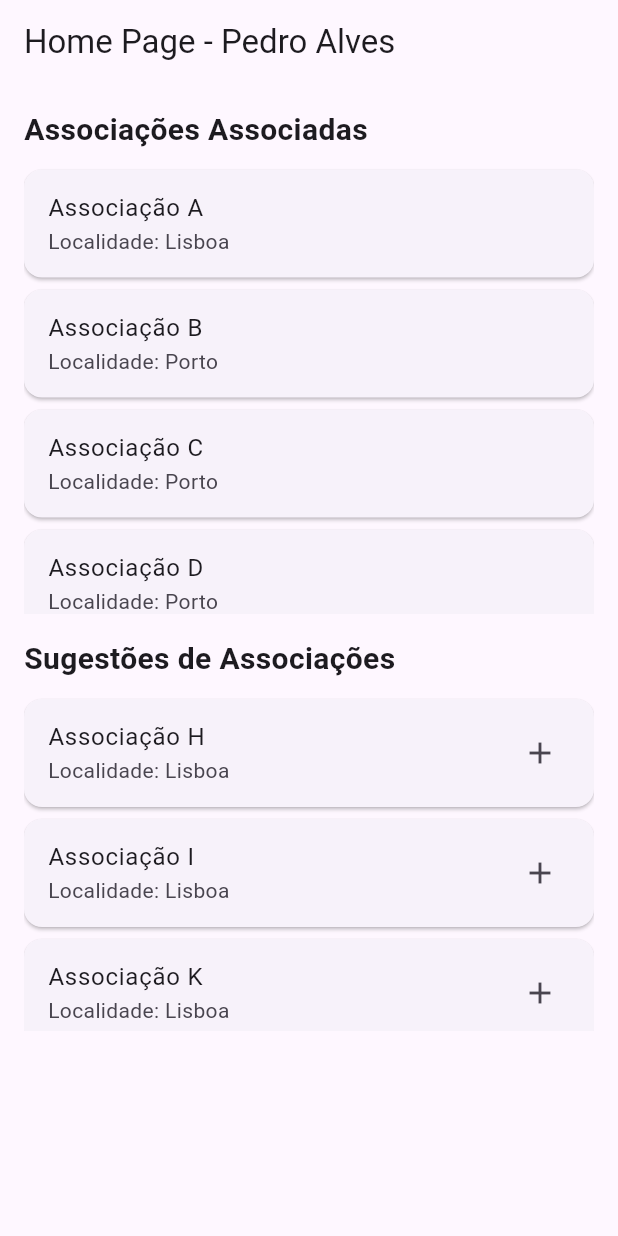
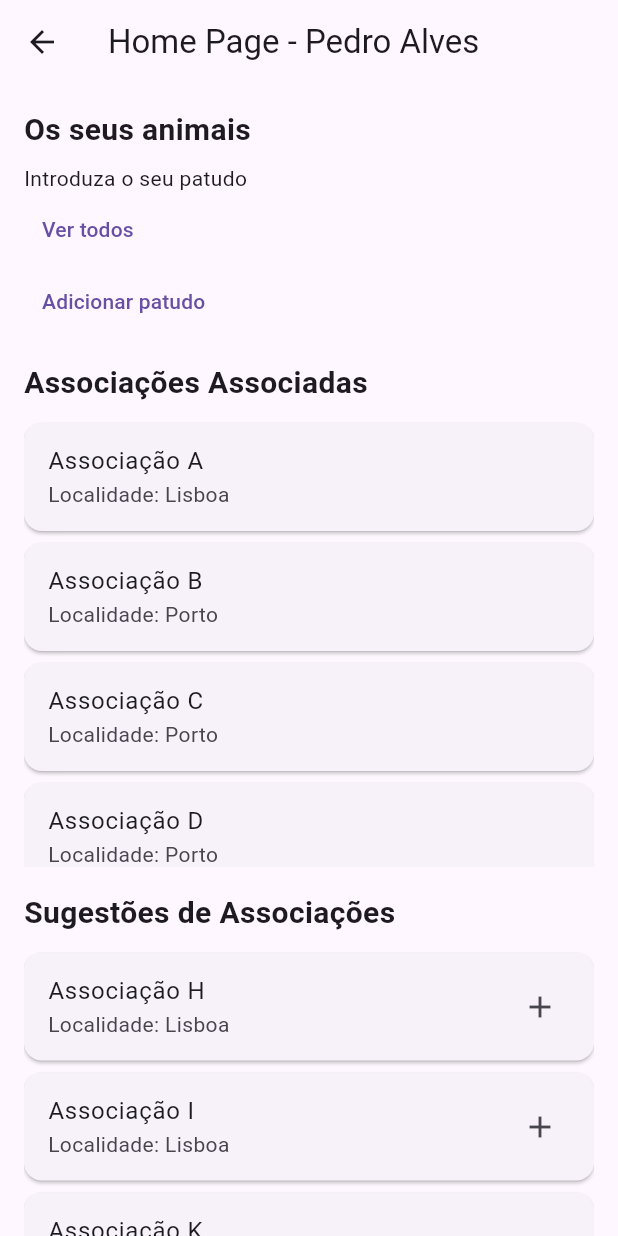
Before and after one commit to DEISI-ULHT-TFC-2024-25/TFC-Aluno2116-PetMatch, a Flutter app: the UtilizadorHomeScreen screen opened directly, on a phone screen of 412 x 824 dp. Run offline on Flutter 3.47's test engine with Material 3 defaults, Android fonts, the phone set to English and light mode, and no system bars; our stand-ins replace cloud_firestore, firebase_auth, firebase_core, go_router, google_maps_flutter; accounts and stored records are empty; generated files the repository leaves out were written again.

Commit message:
alterações no homecreen do utilizador

```diff
--- a/lib/models/utilizador.dart
+++ b/lib/models/utilizador.dart
@@ -1,3 +1,5 @@
+import 'package:tinder_para_caes/models/animal.dart';
+
 import 'associacao.dart';
 
 class Utilizador {
@@ -13,6 +15,7 @@ class Utilizador {
     String password;
 
     List<Associacao> associacoesEmQueEstaEnvolvido = [];
+    List<Animal> osSeusAnimais = [];
     bool associacao = false;
 
 
--- a/lib/screens/allAnimalsAssociacaoScreen.dart
+++ b/lib/screens/allAnimalsList.dart
@@ -3,11 +3,11 @@ import 'package:tinder_para_caes/models/animal.dart';
 import 'package:tinder_para_caes/screens/animalDetailsScreen.dart';
 import 'package:tinder_para_caes/screens/adicionarAnimalScreen.dart'; // Tela para adicionar animais
 
-class AllAnimalsAssociacaoScreen extends StatelessWidget {
+class AllAnimalsList extends StatelessWidget {
   final List<Animal?> animais;
   final bool isAssociacao; // Verificação para mostrar o botão de adicionar
 
-  AllAnimalsAssociacaoScreen({required this.animais, required this.isAssociacao});
+  AllAnimalsList({required this.animais, required this.isAssociacao});
 
   @override
   Widget build(BuildContext context) {
--- a/lib/screens/associacaoHomeScreen.dart
+++ b/lib/screens/associacaoHomeScreen.dart
@@ -2,7 +2,7 @@ import 'package:flutter/material.dart';
 import 'package:tinder_para_caes/models/animal.dart';
 import 'package:tinder_para_caes/models/associacao.dart';
 import 'package:tinder_para_caes/models/utilizador.dart';
-import 'package:tinder_para_caes/screens/allAnimalsAssociacaoScreen.dart';
+import 'package:tinder_para_caes/screens/allAnimalsList.dart';
 import 'package:tinder_para_caes/screens/adicionarAnimalScreen.dart';
 import 'package:tinder_para_caes/models/funcionalidades.dart';
 
@@ -123,7 +123,7 @@ class Associacaohomescreen extends StatelessWidget {
                       Navigator.push(
                         context,
                         MaterialPageRoute(
-                          builder: (context) => AllAnimalsAssociacaoScreen(animais: animais, isAssociacao: assoE.associacao,),
+                          builder: (context) => AllAnimalsList(animais: animais, isAssociacao: assoE.associacao,),
                         ),
                       );
                     },
--- a/lib/screens/utilizadorHomeScreen.dart
+++ b/lib/screens/utilizadorHomeScreen.dart
@@ -2,6 +2,9 @@ import 'package:flutter/material.dart';
 import 'package:tinder_para_caes/models/associacao.dart';
 import 'package:tinder_para_caes/models/utilizador.dart';
 import 'package:tinder_para_caes/screens/vizualizarAssociacaoScreen.dart';
+import 'package:tinder_para_caes/models/animal.dart';
+import 'package:tinder_para_caes/screens/adicionarAnimalScreen.dart';
+import 'package:tinder_para_caes/screens/allAnimalsList.dart';
 
 class UtilizadorHomeScreen extends StatelessWidget {
   @override
@@ -9,6 +12,7 @@ class UtilizadorHomeScreen extends StatelessWidget {
     // Obtenção das sugestões com base na localidade
     List<Associacao> sugestoesAssociacoes = Associacao.getSugestoesAssociacoes(Utilizador.user.local);
     List<Associacao> associacoesEnvolvido = Utilizador.user.associacoesEmQueEstaEnvolvido;
+    List<Animal> animais = Utilizador.user.osSeusAnimais;
 
     return Scaffold(
       appBar: AppBar(
@@ -20,6 +24,52 @@ class UtilizadorHomeScreen extends StatelessWidget {
           child: Column(
             crossAxisAlignment: CrossAxisAlignment.start,
             children: [
+              // Seção de animais
+              Text(
+                "Os seus animais",
+                style: TextStyle(fontSize: 20, fontWeight: FontWeight.bold),
+              ),
+              SizedBox(height: 8.0),
+              animais.isEmpty
+                  ? Text("Introduza o seu patudo")
+                  : Row(
+                children: [
+                  ...animais.take(3).map((animal) => Expanded(
+                    child: Card(
+                      child: Padding(
+                        padding: const EdgeInsets.all(8.0),
+                        child: Column(
+                          children: [
+                            Icon(Icons.pets, size: 50),
+                            Text(animal.fullName),
+                          ],
+                        ),
+                      ),
+                    ),
+                  )),
+                ],
+              ),
+              TextButton(
+                onPressed: () {
+                  Navigator.push(
+                      context, MaterialPageRoute(builder: (context) => AllAnimalsList(animais: animais, isAssociacao: false))
+                  );
+                  // Ação para ver todos os animais
+                },
+                child: Text("Ver todos"),
+              ),
+
+              TextButton(
+                onPressed: () {
+                  Navigator.push(
+                      context, MaterialPageRoute(builder: (context) => AdicionarAnimalScreen())
+                  );
+                  // Ação para ver todos os animais
+                },
+                child: Text("Adicionar patudo"),
+              ),
+
+              SizedBox(height: 16.0),
               Text(
                 "Associações Associadas",
                 style: TextStyle(fontSize: 20, fontWeight: FontWeight.bold),
--- a/lib/screens/vizualizarAssociacaoScreen.dart
+++ b/lib/screens/vizualizarAssociacaoScreen.dart
@@ -4,7 +4,7 @@ import 'package:tinder_para_caes/documents/tornarSocio.dart';
 import 'package:tinder_para_caes/models/animal.dart';
 import 'package:tinder_para_caes/models/associacao.dart';
 import 'package:tinder_para_caes/models/eventos.dart';
-import 'package:tinder_para_caes/screens/allAnimalsAssociacaoScreen.dart';
+import 'package:tinder_para_caes/screens/allAnimalsList.dart';
 import 'package:tinder_para_caes/documents/passearCao.dart';
 import 'package:tinder_para_caes/documents/tornarPadrinho.dart';
 import 'package:tinder_para_caes/documents/tornarVoluntario.dart';
@@ -126,7 +126,7 @@ class _VizualizarAssociacaoScreenState extends State<VizualizarAssociacaoScreen>
                                   Navigator.push(
                                     context,
                                     MaterialPageRoute(
-                                      builder: (context) => AllAnimalsAssociacaoScreen(animais: animals, isAssociacao: false),
+                                      builder: (context) => AllAnimalsList(animais: animals, isAssociacao: false),
                                     ),
                                   );
                                 },
```
Also changed, not shown: lib/screens/loginScreen.dart (+6 -1 lines).
